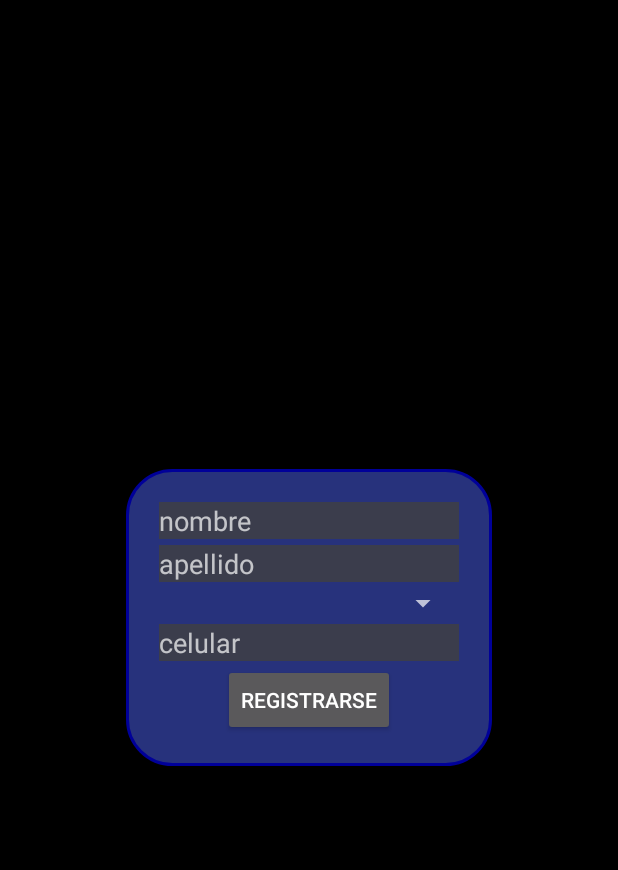
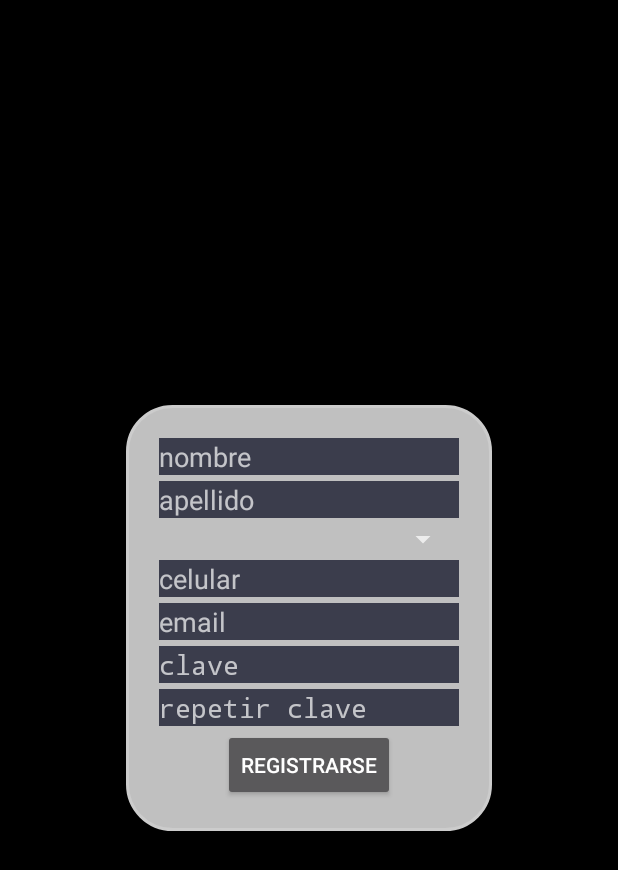
Before and after one commit to marcosjav/concienciadeabundancia, an Android app: the screen it shows after launch (MainActivity), after a tap on "REGISTRARSE", on a phone screen of 412 x 824 dp. Shown: the top 870 px of the screen. Run offline under Robolectric (Android 15) with nearby library versions, the phone set to English and light mode, and no system bars; our stand-ins replace Firebase (no records; nobody signed in at launch, a user with empty details on screens opened directly); libraries missing offline, so code that uses them is left out: me.srodrigo.androidhintspinner; 2 statements that could not run were skipped.

Commit message:
Agregé diferentes frames y la pila del fragmentmannager

```diff
--- a/app/src/main/java/com/bnvlab/concienciadeabundancia/LoginFragment.java
+++ b/app/src/main/java/com/bnvlab/concienciadeabundancia/LoginFragment.java
@@ -7,13 +7,7 @@ import android.view.LayoutInflater;
 import android.view.View;
 import android.view.ViewGroup;
 import android.widget.Button;
-import android.widget.Spinner;
 import android.widget.Toast;
-
-import java.util.ArrayList;
-
-import me.srodrigo.androidhintspinner.HintAdapter;
-import me.srodrigo.androidhintspinner.HintSpinner;
 
 /**
  * Created by Marcos on 17/03/2017.
@@ -22,12 +16,6 @@ import me.srodrigo.androidhintspinner.HintSpinner;
 
 public class LoginFragment extends Fragment {
     Button buttonLogin, buttonRegister;
-    Spinner spinnerLocation;
-    ArrayList<String> locationList = new ArrayList<String>() {{
-        add("Resistencia");
-        add("Corrientes");
-        add("Córdoba");
-    }};
 
     public LoginFragment() {
         // REQUIRED EMPTY PUBLIC CONSTRUCTOR
@@ -41,13 +29,19 @@ public class LoginFragment extends Fragment {
 
         buttonLogin     = (Button) view.findViewById(R.id.button_login_login);
         buttonRegister  = (Button) view.findViewById(R.id.button_login_register);
-        spinnerLocation = (Spinner) view.findViewById(R.id.spinner_login_location);
+
 
         //CHANGING VIEW TEST
         buttonRegister.setOnClickListener(new View.OnClickListener() {
             @Override
             public void onClick(View v) {
-                show(R.id.layout_login_register);
+                getActivity()
+                        .getSupportFragmentManager()
+                        .beginTransaction()
+                        .add(R.id.fragment_main, new SignUpFragment(), "sign_up_fragment")
+                        // Add this transaction to the back stack
+                        .addToBackStack("login")
+                        .commit();
             }
         });
 
@@ -56,25 +50,15 @@ public class LoginFragment extends Fragment {
             @Override
             public void onClick(View v) {
                 Notify.message(getContext(), "Conciencia de abundancia", "Hay un nuevo test disponible!");
+                getActivity()
+                        .getSupportFragmentManager()
+                        .beginTransaction()
+                        .add(R.id.fragment_main, new SignInFragment(), "sign_in_fragment")
+                        // Add this transaction to the back stack
+                        .addToBackStack("login")
+                        .commit();
             }
         });
-
-
-        //THE 'me.srodrigo:androidhintspinner:1.0.0' LIBRARY ALLOWS US TO PUT A HINT TEXT IN THE SPINNER  https://github.com/srodrigo/Android-Hint-Spinner
-        HintSpinner<String> hintSpinner = new HintSpinner<>(
-                spinnerLocation,
-                // Default layout - You don't need to pass in any layout id, just your hint text and
-                // your list data
-                new HintAdapter(getContext(), R.string.login_edittext_hint_locale, locationList),
-                new HintSpinner.Callback<String>() {
-                    @Override
-                    public void onItemSelected(int position, String itemAtPosition) {
-                        // Here you handle the on item selected event (this skips the hint selected event)
-                    }
-                });
-        hintSpinner.init();
-
-
 
 
         return view;
@@ -106,4 +90,6 @@ public class LoginFragment extends Fragment {
             getView().findViewById(id).setVisibility( id==layout ? View.VISIBLE : View.GONE);
         }
     }
+
+
 }
--- a/app/src/main/java/com/bnvlab/concienciadeabundancia/MainActivity.java
+++ b/app/src/main/java/com/bnvlab/concienciadeabundancia/MainActivity.java
@@ -3,7 +3,9 @@ package com.bnvlab.concienciadeabundancia;
 import android.os.Bundle;
 import android.support.annotation.NonNull;
 import android.support.v4.app.FragmentActivity;
+import android.support.v4.app.FragmentManager;
 import android.util.Log;
+
 import com.google.firebase.auth.FirebaseAuth;
 import com.google.firebase.auth.FirebaseUser;
 
@@ -23,11 +25,18 @@ public class MainActivity extends FragmentActivity {
     private FirebaseAuth.AuthStateListener mAuthListener;
     static String TAG = "CDA_INFORMATION";
     LoginFragment loginFragment = new LoginFragment();
+    MainFragment mainFragment = new MainFragment();
+
 
     @Override
     protected void onCreate(Bundle savedInstanceState) {
         super.onCreate(savedInstanceState);
         setContentView(R.layout.activity_main);
+
+        getSupportFragmentManager()
+                .beginTransaction()
+                .add(R.id.fragment_main, mainFragment,"main_fragment")
+                .commit();
 
         //LOGIN SECTION
         mAuth = FirebaseAuth.getInstance();
@@ -41,15 +50,26 @@ public class MainActivity extends FragmentActivity {
                 } else {
                     // User is signed out
                     Log.d(TAG, "onAuthStateChanged:signed_out");
-                    getSupportFragmentManager().beginTransaction().add(R.id.fragment_main, loginFragment).commit();
+//                    getSupportFragmentManager().beginTransaction().add(R.id.fragment_main, loginFragment).commit();
+                    // Works with either the framework FragmentManager or the
+                    // support package FragmentManager (getSupportFragmentManager).
+                    getSupportFragmentManager().beginTransaction()
+                            .add(R.id.fragment_main, loginFragment, "login_fragment")
+                            // Add this transaction to the back stack
+                            .addToBackStack("login")
+                            .commit();
                 }
             }
         };
 
 
 
-
-
+        getSupportFragmentManager().addOnBackStackChangedListener(
+                new FragmentManager.OnBackStackChangedListener() {
+                    public void onBackStackChanged() {
+                        // Update your UI here.
+                    }
+                });
     }
 
     @Override
--- /dev/null
+++ b/app/src/main/java/com/bnvlab/concienciadeabundancia/MainFragment.java
@@ -0,0 +1,26 @@
+package com.bnvlab.concienciadeabundancia;
+
+import android.os.Bundle;
+import android.support.annotation.Nullable;
+import android.support.v4.app.Fragment;
+import android.view.LayoutInflater;
+import android.view.View;
+import android.view.ViewGroup;
+
+/**
+ * Created by Marcos on 21/03/2017.
+ */
+
+public class MainFragment extends Fragment {
+
+    public MainFragment() {
+    }
+
+    @Nullable
+    @Override
+    public View onCreateView(LayoutInflater inflater, @Nullable ViewGroup container, @Nullable Bundle savedInstanceState) {
+        return  inflater.inflate(R.layout.fragment_main, container, false);
+    }
+
+
+}
--- /dev/null
+++ b/app/src/main/java/com/bnvlab/concienciadeabundancia/SignInFragment.java
@@ -0,0 +1,24 @@
+package com.bnvlab.concienciadeabundancia;
+
+import android.os.Bundle;
+import android.support.annotation.Nullable;
+import android.support.v4.app.Fragment;
+import android.view.LayoutInflater;
+import android.view.View;
+import android.view.ViewGroup;
+
+/**
+ * Created by Marcos on 21/03/2017.
+ */
+
+public class SignInFragment extends Fragment {
+
+    public SignInFragment() {
+    }
+
+    @Nullable
+    @Override
+    public View onCreateView(LayoutInflater inflater, @Nullable ViewGroup container, @Nullable Bundle savedInstanceState) {
+        return inflater.inflate(R.layout.fragment_sign_in, container, false);
+    }
+}
--- /dev/null
+++ b/app/src/main/java/com/bnvlab/concienciadeabundancia/SignUpFragment.java
@@ -0,0 +1,53 @@
+package com.bnvlab.concienciadeabundancia;
+
+import android.os.Bundle;
+import android.support.annotation.Nullable;
+import android.support.v4.app.Fragment;
+import android.view.LayoutInflater;
+import android.view.View;
+import android.view.ViewGroup;
+import android.widget.Spinner;
+
+import java.util.ArrayList;
+
+import me.srodrigo.androidhintspinner.HintAdapter;
+import me.srodrigo.androidhintspinner.HintSpinner;
+
+/**
+ * Created by Marcos on 21/03/2017.
+ */
+
+public class SignUpFragment extends Fragment {
+    Spinner spinnerLocation;
+    ArrayList<String> locationList = new ArrayList<String>() {{
+        add("Resistencia");
+        add("Corrientes");
+        add("Córdoba");
+    }};
+
+    public SignUpFragment() {
+    }
+
+    @Nullable
+    @Override
+    public View onCreateView(LayoutInflater inflater, @Nullable ViewGroup container, @Nullable Bundle savedInstanceState) {
+        View view = inflater.inflate(R.layout.fragment_sign_up, container, false);
+
+        spinnerLocation = (Spinner) view.findViewById(R.id.spinner_login_location);
+
+        //THE 'me.srodrigo:androidhintspinner:1.0.0' LIBRARY ALLOWS US TO PUT A HINT TEXT IN THE SPINNER  https://github.com/srodrigo/Android-Hint-Spinner
+        HintSpinner<String> hintSpinner = new HintSpinner<>(
+                spinnerLocation,
+                // Default layout - You don't need to pass in any layout id, just your hint text and
+                // your list data
+                new HintAdapter(getContext(), R.string.login_edittext_hint_locale, locationList),
+                new HintSpinner.Callback<String>() {
+                    @Override
+                    public void onItemSelected(int position, String itemAtPosition) {
+                        // Here you handle the on item selected event (this skips the hint selected event)
+                    }
+                });
+        hintSpinner.init();
+        return view;
+    }
+}
--- a/app/src/main/res/drawable/layout_rounder_cornes.xml
+++ b/app/src/main/res/drawable/layout_rounder_cornes.xml
@@ -1,7 +1,7 @@
 <?xml version="1.0" encoding="UTF-8"?>
 <shape xmlns:android="http://schemas.android.com/apk/res/android">
-    <solid android:color="#27327C"/>
-    <stroke android:width="2dp" android:color="#000099" />
+    <solid android:color="#c0c0c0"/>
+    <stroke android:width="2dp" android:color="#cccccc" />
     <corners android:radius="30dp"/>
     <padding android:left="0dip" android:top="0dip" android:right="0dip" android:bottom="0dip" />
 </shape>
--- a/app/src/main/res/layout/fragment_login.xml
+++ b/app/src/main/res/layout/fragment_login.xml
@@ -58,61 +58,4 @@
 
         </LinearLayout>
     </LinearLayout>
-
-    <LinearLayout
-        android:id="@+id/layout_login_register"
-        android:layout_width="match_parent"
-        android:layout_height="match_parent"
-        android:orientation="vertical"
-        android:gravity="center"
-        android:background="@android:color/background_dark"
-        android:visibility="gone">
-
-        <LinearLayout
-            android:layout_width="wrap_content"
-            android:layout_height="wrap_content"
-            android:orientation="vertical"
-            android:padding="20dp"
-            android:background="@drawable/layout_rounder_cornes"
-            android:gravity="center"
-            >
-        <EditText
-            android:id="@+id/edittext_login_name"
-            android:layout_width="200dp"
-            android:layout_height="wrap_content"
-            android:hint="@string/login_edittext_hint_name"
-            android:layout_margin="2dp"
-            android:background="#3B3D4C"/>
-
-        <EditText
-            android:id="@+id/edittext_login_lastname"
-            android:layout_width="200dp"
-            android:layout_margin="2dp"
-            android:layout_height="wrap_content"
-            android:hint="@string/login_edittext_hint_last_name"
-            android:background="#3B3D4C"/>
-
-        <Spinner
-            android:id="@+id/spinner_login_location"
-            android:layout_width="200dp"
-            android:layout_height="wrap_content"
-            android:spinnerMode="dialog"
-            android:prompt="@string/login_edittext_hint_locale"></Spinner>
-
-        <EditText
-            android:id="@+id/edittext_login_phone"
-            android:layout_width="200dp"
-            android:layout_height="wrap_content"
-            android:hint="@string/login_edittext_hint_phone"
-            android:inputType="phone"
-            android:layout_margin="2dp"
-            android:background="#3B3D4C"/>
-
-        <Button
-            android:layout_width="wrap_content"
-            android:layout_height="wrap_content"
-            android:text="@string/login_button_register"/>
-
-        </LinearLayout>
-    </LinearLayout>
 </FrameLayout>
--- /dev/null
+++ b/app/src/main/res/layout/fragment_main.xml
@@ -0,0 +1,11 @@
+<?xml version="1.0" encoding="utf-8"?>
+<LinearLayout xmlns:android="http://schemas.android.com/apk/res/android"
+    android:orientation="vertical" android:layout_width="match_parent"
+    android:layout_height="match_parent">
+
+    <TextView
+        android:layout_width="wrap_content"
+        android:layout_height="wrap_content"
+        android:text="FRAGMET_MAIN"/>
+
+</LinearLayout>
--- /dev/null
+++ b/app/src/main/res/layout/fragment_sign_in.xml
@@ -0,0 +1,53 @@
+<?xml version="1.0" encoding="utf-8"?>
+<LinearLayout xmlns:android="http://schemas.android.com/apk/res/android"
+        android:id="@+id/layout_login_register"
+        android:layout_width="match_parent"
+        android:layout_height="match_parent"
+        android:orientation="vertical"
+        android:gravity="center"
+        android:background="@android:color/background_dark">
+
+        <LinearLayout
+            android:layout_width="wrap_content"
+            android:layout_height="wrap_content"
+            android:orientation="vertical"
+            android:padding="20dp"
+            android:background="@drawable/layout_rounder_cornes"
+            android:gravity="center"
+            >
+
+            <ImageView
+                android:layout_width="wrap_content"
+                android:layout_height="wrap_content"
+                android:src="@mipmap/ic_cda_icon"/>
+
+            <TextView
+                android:layout_width="wrap_content"
+                android:layout_height="wrap_content"
+                android:text="@string/app_name"
+                android:textColor="@android:color/black"/>
+
+            <EditText
+                android:id="@+id/edittext_sign_in_phone"
+                android:layout_width="200dp"
+                android:layout_height="wrap_content"
+                android:hint="@string/login_edittext_hint_phone"
+                android:layout_margin="2dp"
+                android:background="#3B3D4C"/>
+
+            <EditText
+                android:id="@+id/edittext_login_phone"
+                android:layout_width="200dp"
+                android:layout_height="wrap_content"
+                android:hint="@string/login_edittext_hint_password"
+                android:inputType="textPassword"
+                android:layout_margin="2dp"
+                android:background="#3B3D4C"/>
+
+            <Button
+                android:layout_width="wrap_content"
+                android:layout_height="wrap_content"
+                android:text="@string/login_button_login"/>
+
+        </LinearLayout>
+    </LinearLayout>
--- /dev/null
+++ b/app/src/main/res/layout/fragment_sign_up.xml
@@ -0,0 +1,81 @@
+<?xml version="1.0" encoding="utf-8"?>
+<LinearLayout xmlns:android="http://schemas.android.com/apk/res/android"
+    android:id="@+id/layout_login_register"
+    android:layout_width="match_parent"
+    android:layout_height="match_parent"
+    android:background="@android:color/background_dark"
+    android:gravity="center"
+    android:orientation="vertical">
+
+    <LinearLayout
+        android:layout_width="wrap_content"
+        android:layout_height="wrap_content"
+        android:background="@drawable/layout_rounder_cornes"
+        android:gravity="center"
+        android:orientation="vertical"
+        android:padding="20dp">
+
+        <EditText
+            android:id="@+id/edittext_login_name"
+            android:layout_width="200dp"
+            android:layout_height="wrap_content"
+            android:layout_margin="2dp"
+            android:background="#3B3D4C"
+            android:hint="@string/login_edittext_hint_name" />
+
+        <EditText
+            android:id="@+id/edittext_login_lastname"
+            android:layout_width="200dp"
+            android:layout_height="wrap_content"
+            android:layout_margin="2dp"
+            android:background="#3B3D4C"
+            android:hint="@string/login_edittext_hint_last_name" />
+
+        <Spinner
+            android:id="@+id/spinner_login_location"
+            android:layout_width="200dp"
+            android:layout_height="wrap_content"
+            android:prompt="@string/login_edittext_hint_locale"
+            android:spinnerMode="dialog"></Spinner>
+
+        <EditText
+            android:id="@+id/edittext_login_phone"
+            android:layout_width="200dp"
+            android:layout_height="wrap_content"
+            android:layout_margin="2dp"
+            android:background="#3B3D4C"
+            android:hint="@string/login_edittext_hint_phone"
+            android:inputType="phone" />
+
+        <EditText
+            android:id="@+id/edittext_login_mail"
+            android:layout_width="200dp"
+            android:layout_height="wrap_content"
+            android:layout_margin="2dp"
+            android:background="#3B3D4C"
+            android:hint="@string/login_edittext_hint_email"
+            android:inputType="textEmailAddress" />
+        <EditText
+            android:id="@+id/edittext_login_password"
+            android:layout_width="200dp"
+            android:layout_height="wrap_content"
+            android:layout_margin="2dp"
+            android:background="#3B3D4C"
+            android:hint="@string/login_edittext_hint_password"
+            android:inputType="textPassword" />
+        <EditText
+            android:id="@+id/edittext_login_repassword"
+            android:layout_width="200dp"
+            android:layout_height="wrap_content"
+            android:layout_margin="2dp"
+            android:background="#3B3D4C"
+            android:hint="@string/login_edittext_hint_repassword"
+            android:inputType="textPassword" />
+
+        <Button
+            android:layout_width="wrap_content"
+            android:layout_height="wrap_content"
+            android:text="@string/login_button_register" />
+
+    </LinearLayout>
+</LinearLayout>
--- a/app/src/main/res/values/strings.xml
+++ b/app/src/main/res/values/strings.xml
@@ -1,5 +1,5 @@
 <resources>
-    <string name="app_name">ConcienciaDeAbundancia</string>
+    <string name="app_name">Conciencia De Abundancia</string>
 
     <!--LOGIN SCREENS-->
     <string name="login_button_login">Ingresar</string>
@@ -7,5 +7,8 @@
     <string name="login_edittext_hint_name">nombre</string>
     <string name="login_edittext_hint_last_name">apellido</string>
     <string name="login_edittext_hint_phone">celular</string>
+    <string name="login_edittext_hint_email">email</string>
+    <string name="login_edittext_hint_password">clave</string>
+    <string name="login_edittext_hint_repassword">repetir clave</string>
     <string name="login_edittext_hint_locale">seleccione localidad</string>
 </resources>
```
